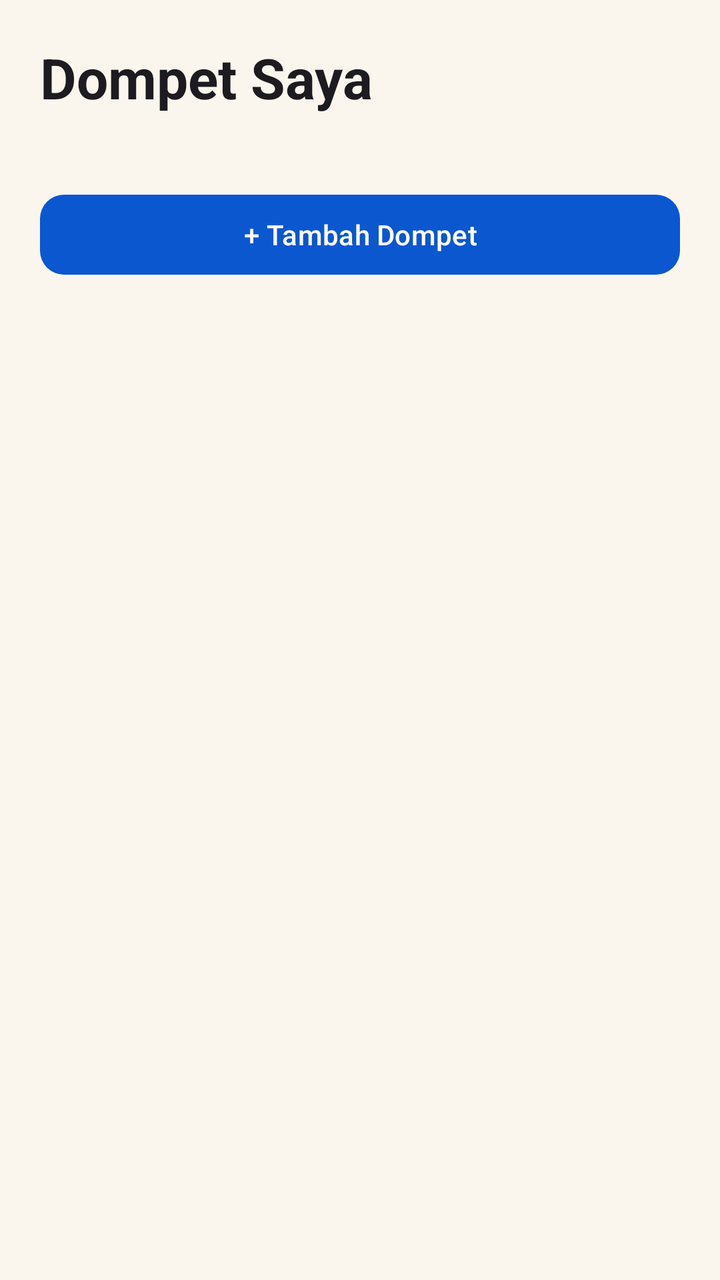
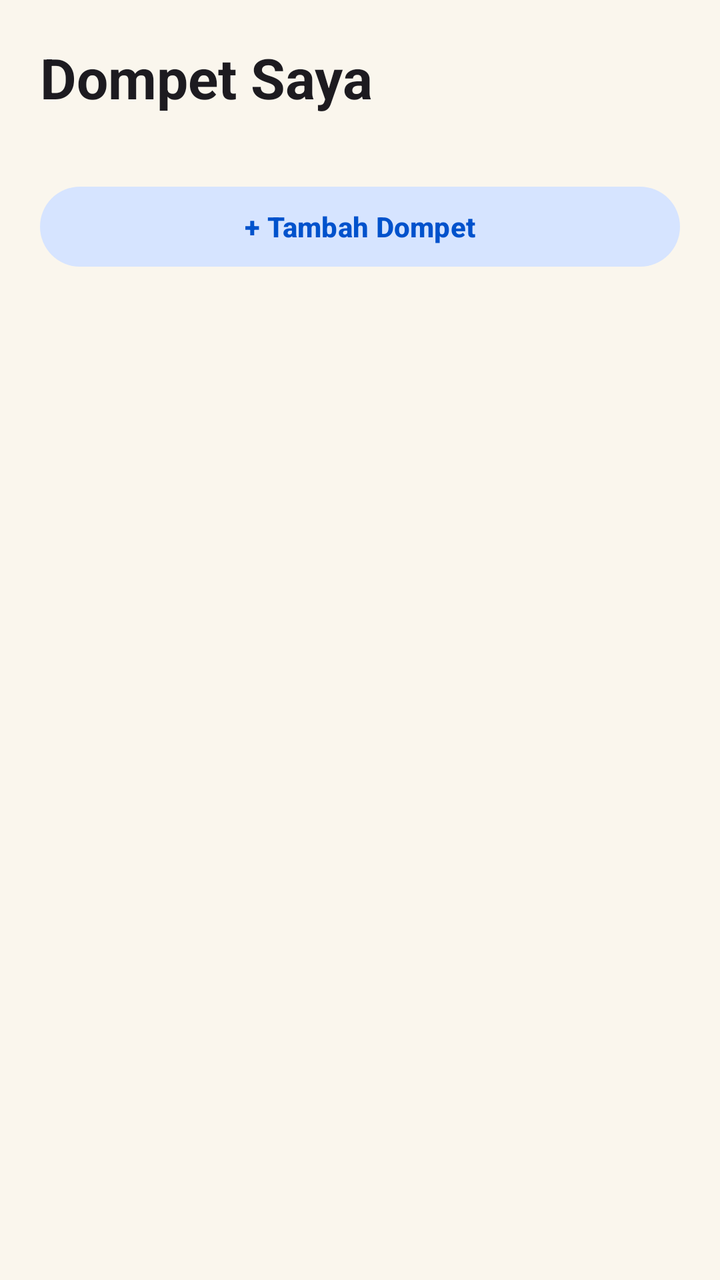

Screens rendered from an Android XML layout before and after an edit, with the pre-edit source and the edit as a unified diff.
<!-- AndroidManifest.xml: application theme Theme.Keuangan -->
<!-- res/layout/fragment_wallet.xml -->
<?xml version="1.0" encoding="utf-8"?>
<androidx.core.widget.NestedScrollView
    xmlns:android="http://schemas.android.com/apk/res/android"
    xmlns:app="http://schemas.android.com/apk/res-auto"
    android:layout_width="match_parent"
    android:layout_height="match_parent"
    android:background="?android:attr/colorBackground"
    android:clipToPadding="false"
    android:paddingBottom="120dp"
    android:fillViewport="true">

    <LinearLayout
        android:layout_width="match_parent"
        android:layout_height="wrap_content"
        android:orientation="vertical"
        android:paddingHorizontal="20dp"
        android:paddingTop="20dp">

        <TextView
            android:layout_width="wrap_content"
            android:layout_height="wrap_content"
            android:text="Dompet Saya"
            android:textColor="?attr/colorOnBackground"
            android:textSize="28sp"
            android:textStyle="bold" />

        
        <LinearLayout
            android:id="@+id/walletsList"
            android:layout_width="match_parent"
            android:layout_height="wrap_content"
            android:layout_marginTop="20dp"
            android:orientation="vertical" />

        
        <com.google.android.material.button.MaterialButton
            android:id="@+id/btnAddWallet"
            android:layout_width="match_parent"
            android:layout_height="wrap_content"
            android:layout_marginTop="16dp"
            android:text="+ Tambah Dompet"
            app:cornerRadius="12dp" />
    </LinearLayout>
</androidx.core.widget.NestedScrollView>
<!-- resources referenced by this layout -->
<resources>
  <style name="Theme.Keuangan" parent="Theme.Material3.DayNight.NoActionBar">
          <item name="colorPrimary">@color/md_theme_light_primary</item>
          <item name="colorOnPrimary">@color/md_theme_light_onPrimary</item>
          <item name="colorPrimaryContainer">@color/md_theme_light_primaryContainer</item>
          <item name="colorOnPrimaryContainer">@color/md_theme_light_onPrimaryContainer</item>
          <item name="colorTertiary">@color/chart_food</item>
          <item name="colorOnTertiary">#FFFFFF</item>
          <item name="colorTertiaryContainer">#FFE08A</item>
          <item name="colorOnTertiaryContainer">#3D2817</item>
          <item name="android:colorBackground">@color/md_theme_light_background</item>
          <item name="colorSurface">@color/md_theme_light_surface</item>
          <item name="colorOnSurface">@color/md_theme_light_onSurface</item>
          <item name="colorSurfaceContainer">@color/md_theme_light_surfaceContainer</item>
          <item name="colorOnSurfaceVariant">#49454E</item>
          <item name="colorOutline">#79747E</item>
          <item name="android:statusBarColor">@color/md_theme_light_background</item>
          <item name="android:windowLightStatusBar">true</item>
      </style>
  <color name="md_theme_light_primary">#0B57D0</color>
  <color name="md_theme_light_onPrimary">#FFFFFF</color>
  <color name="md_theme_light_primaryContainer">#C2DAFF</color>
  <color name="md_theme_light_onPrimaryContainer">#041E49</color>
  <color name="chart_food">#0B57D0</color>
  <color name="md_theme_light_background">#FAF6ED</color>
  <color name="md_theme_light_surface">#FFFFFF</color>
  <color name="md_theme_light_onSurface">#111827</color>
  <color name="md_theme_light_surfaceContainer">#FAF6ED</color>
</resources>

<!-- the commit's change to res/layout/fragment_wallet.xml (unified diff, before → after) -->
@@ -6,7 +6,7 @@
     android:layout_height="match_parent"
     android:background="?android:attr/colorBackground"
     android:clipToPadding="false"
-    android:paddingBottom="120dp"
+    android:paddingBottom="160dp"
     android:fillViewport="true">
 
     <LinearLayout
@@ -24,21 +24,22 @@
             android:textSize="28sp"
             android:textStyle="bold" />
 
-        
         <LinearLayout
             android:id="@+id/walletsList"
             android:layout_width="match_parent"
             android:layout_height="wrap_content"
-            android:layout_marginTop="20dp"
+            android:layout_marginTop="16dp"
             android:orientation="vertical" />
 
-        
         <com.google.android.material.button.MaterialButton
             android:id="@+id/btnAddWallet"
             android:layout_width="match_parent"
             android:layout_height="wrap_content"
             android:layout_marginTop="16dp"
             android:text="+ Tambah Dompet"
-            app:cornerRadius="12dp" />
+            android:textStyle="bold"
+            android:textColor="@color/brand_blue"
+            app:backgroundTint="@color/brand_light_blue"
+            app:cornerRadius="20dp" />
     </LinearLayout>
 </androidx.core.widget.NestedScrollView>
<!-- resource entries referenced after the edit -->
@@ -1,5 +1,7 @@
 <!-- resources referenced by this layout -->
 <resources>
+  <color name="brand_blue">#0052CC</color>
+  <color name="brand_light_blue">#D6E4FF</color>
   <style name="Theme.Keuangan" parent="Theme.Material3.DayNight.NoActionBar">
           <item name="colorPrimary">@color/md_theme_light_primary</item>
           <item name="colorOnPrimary">@color/md_theme_light_onPrimary</item>
